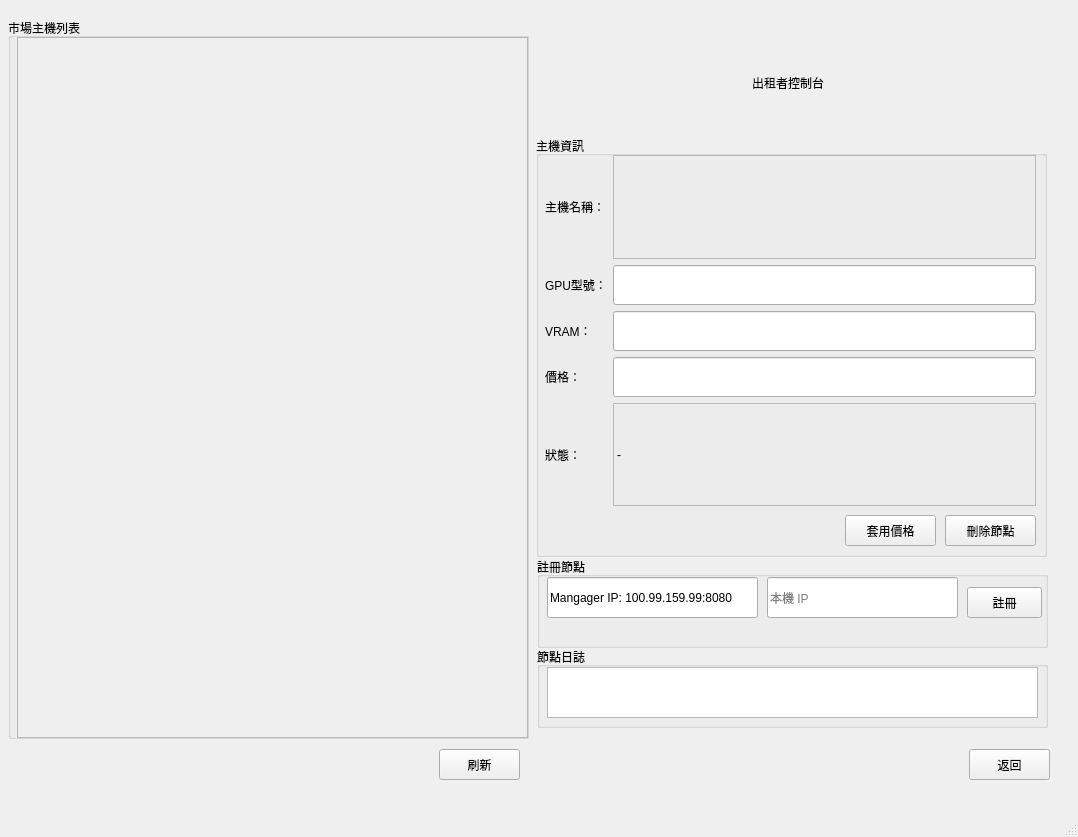
Qt form GPURentalApp/mainwindow.ui (NIU-Senior-Project/QtGUI) before a commit.
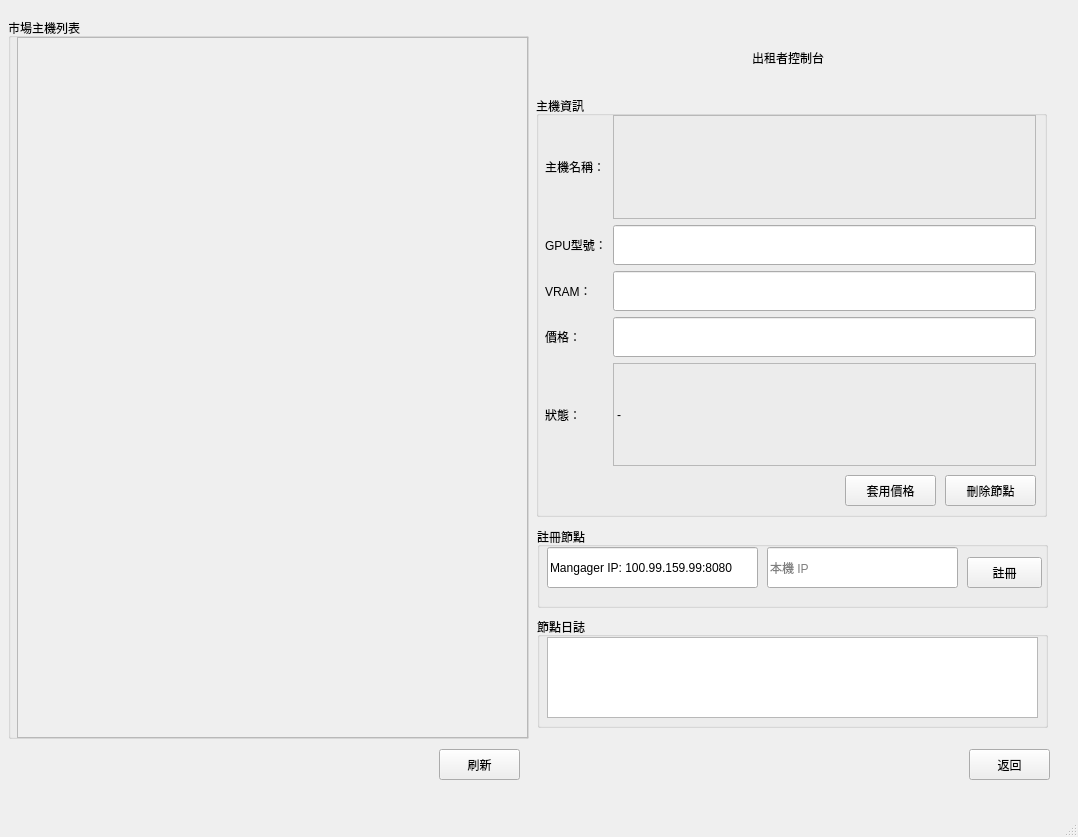
The same form after that commit.

Commit message: 更改出租者頁面市場列表

```diff
--- a/GPURentalApp/mainwindow.ui
+++ b/GPURentalApp/mainwindow.ui
@@ -301,10 +301,10 @@
              <widget class="QWidget" name="verticalLayoutWidget">
               <property name="geometry">
                <rect>
-                <x>-1</x>
-                <y>-1</y>
-                <width>511</width>
-                <height>701</height>
+                <x>9</x>
+                <y>9</y>
+                <width>491</width>
+                <height>681</height>
                </rect>
               </property>
               <layout class="QVBoxLayout" name="vlay_provider_cards">
@@ -359,7 +359,7 @@
                   <x>10</x>
                   <y>10</y>
                   <width>501</width>
-                  <height>111</height>
+                  <height>61</height>
                  </rect>
                 </property>
                 <layout class="QHBoxLayout" name="hlay_provider_topbar">
@@ -402,7 +402,7 @@
                 <property name="geometry">
                  <rect>
                   <x>9</x>
-                  <y>119</y>
+                  <y>79</y>
                   <width>511</width>
                   <height>421</height>
                  </rect>
@@ -563,9 +563,9 @@
                 <property name="geometry">
                  <rect>
                   <x>10</x>
-                  <y>540</y>
+                  <y>510</y>
                   <width>511</width>
-                  <height>91</height>
+                  <height>81</height>
                  </rect>
                 </property>
                 <property name="title">
@@ -618,9 +618,9 @@
                 <property name="geometry">
                  <rect>
                   <x>10</x>
-                  <y>630</y>
+                  <y>600</y>
                   <width>511</width>
-                  <height>81</height>
+                  <height>111</height>
                  </rect>
                 </property>
                 <property name="title">
@@ -632,7 +632,7 @@
                    <x>10</x>
                    <y>20</y>
                    <width>491</width>
-                   <height>51</height>
+                   <height>81</height>
                   </rect>
                  </property>
                  <property name="readOnly">
```
The commit also changes 2 other files.
